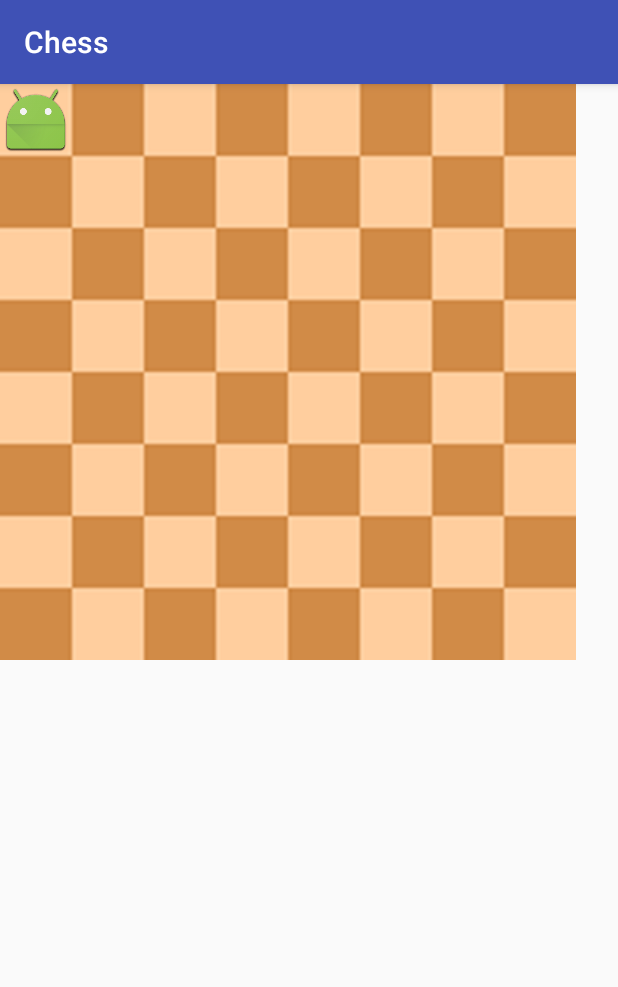
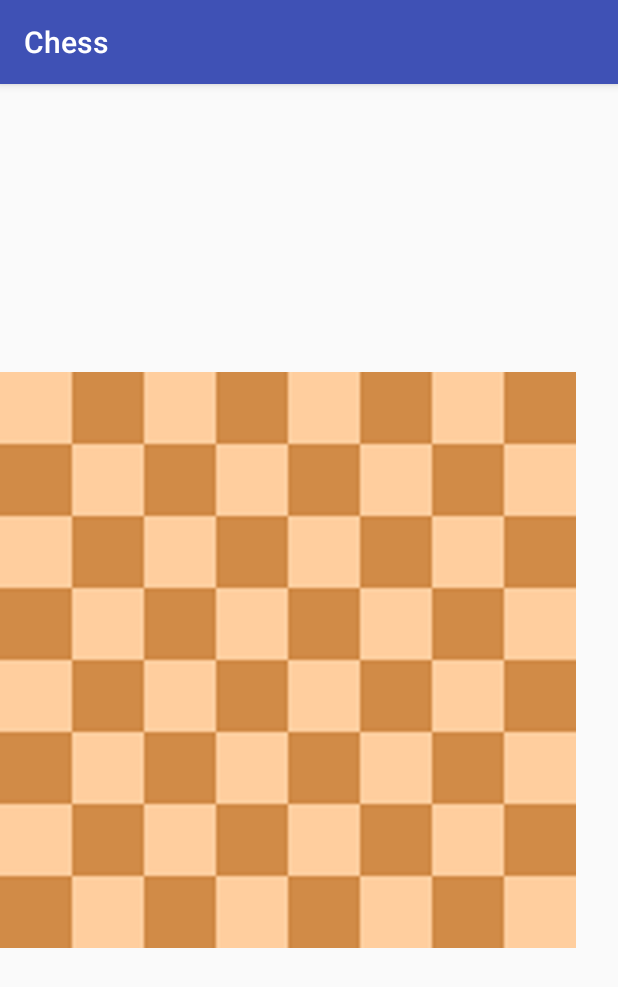
Before and after one commit to tpg45/ChessAndroid, an Android app: the screen it shows after launch (MainActivity), on a phone screen of 412 x 824 dp. Shown: the top 987 px of the screen. Run offline under Robolectric (Android 15) with nearby library versions, the phone set to English and light mode, and no system bars.

Commit message:
fixed board position, removed placeholders until i figure out constraints

```diff
--- a/app/src/main/res/layout/activity_main.xml
+++ b/app/src/main/res/layout/activity_main.xml
@@ -9,58 +9,14 @@
     tools:layout_editor_absoluteX="0dp">
 
     <ImageView
-        android:id="@+id/imageView4"
+        android:id="@+id/imageView13"
         android:layout_width="wrap_content"
         android:layout_height="wrap_content"
         app:srcCompat="@drawable/board"
-        tools:layout_editor_absoluteX="390dp"
-        tools:layout_editor_absoluteY="-30dp" />
-
-    <ImageView
-        android:id="@+id/imageView6"
-        android:layout_width="wrap_content"
-        android:layout_height="wrap_content"
-        app:srcCompat="@drawable/board"
-        tools:layout_editor_absoluteX="0dp"
-        tools:layout_editor_absoluteY="63dp" />
-
-    <ImageView
-        android:id="@+id/imageView8"
-        android:layout_width="wrap_content"
-        android:layout_height="wrap_content"
-        app:srcCompat="@mipmap/ic_launcher"
-        tools:layout_editor_absoluteY="0dp"
-        tools:layout_editor_absoluteX="16dp" />
-
-    <ImageView
-        android:id="@+id/imageView9"
-        android:layout_width="wrap_content"
-        android:layout_height="wrap_content"
-        app:srcCompat="@mipmap/ic_launcher"
-        tools:layout_editor_absoluteY="0dp"
-        tools:layout_editor_absoluteX="320dp" />
-
-    <ImageView
-        android:id="@+id/imageView10"
-        android:layout_width="wrap_content"
-        android:layout_height="wrap_content"
-        app:srcCompat="@mipmap/ic_launcher"
-        tools:layout_editor_absoluteX="168dp"
-        tools:layout_editor_absoluteY="0dp" />
-
-    <ImageView
-        android:id="@+id/imageView11"
-        android:layout_width="wrap_content"
-        android:layout_height="wrap_content"
-        app:srcCompat="@mipmap/ic_launcher"
-        tools:layout_editor_absoluteY="0dp"
-        tools:layout_editor_absoluteX="96dp" />
-
-    <ImageView
-        android:id="@+id/imageView12"
-        android:layout_width="wrap_content"
-        android:layout_height="wrap_content"
-        app:srcCompat="@mipmap/ic_launcher"
-        tools:layout_editor_absoluteY="0dp"
-        tools:layout_editor_absoluteX="249dp" />
+        tools:layout_constraintTop_creator="1"
+        tools:layout_constraintBottom_creator="1"
+        app:layout_constraintBottom_toBottomOf="parent"
+        tools:layout_constraintLeft_creator="1"
+        app:layout_constraintLeft_toLeftOf="parent"
+        app:layout_constraintTop_toTopOf="parent" />
 </android.support.constraint.ConstraintLayout>
```
